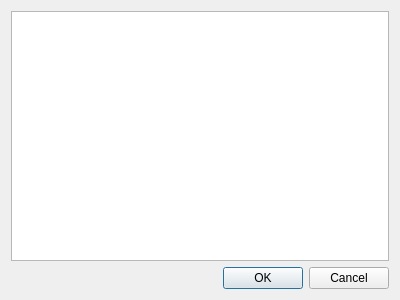
Qt form highlighteditdialog.ui (lysevi/logan) before a commit.
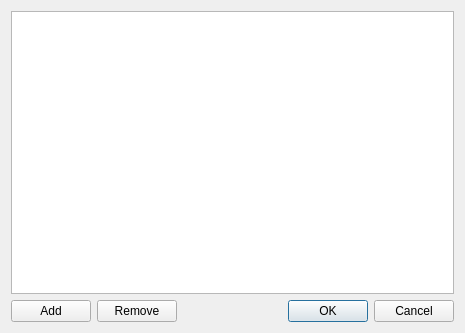
The same form after that commit.

The edit to the form file:
```diff
--- a/highlighteditdialog.ui
+++ b/highlighteditdialog.ui
@@ -6,26 +6,64 @@
    <rect>
     <x>0</x>
     <y>0</y>
-    <width>400</width>
-    <height>300</height>
+    <width>465</width>
+    <height>333</height>
    </rect>
   </property>
   <property name="windowTitle">
    <string>Highlight editor</string>
   </property>
   <layout class="QGridLayout" name="gridLayout">
-   <item row="1" column="0">
-    <widget class="QDialogButtonBox" name="buttonBox">
-     <property name="orientation">
-      <enum>Qt::Horizontal</enum>
-     </property>
-     <property name="standardButtons">
-      <set>QDialogButtonBox::Cancel|QDialogButtonBox::Ok</set>
-     </property>
-    </widget>
-   </item>
    <item row="0" column="0">
-    <widget class="QTableView" name="tableView"/>
+    <widget class="QTableView" name="tableView">
+     <attribute name="horizontalHeaderShowSortIndicator" stdset="0">
+      <bool>false</bool>
+     </attribute>
+     <attribute name="horizontalHeaderStretchLastSection">
+      <bool>true</bool>
+     </attribute>
+    </widget>
+   </item>
+   <item row="1" column="0">
+    <layout class="QHBoxLayout" name="horizontalLayout">
+     <item>
+      <widget class="QPushButton" name="addButton">
+       <property name="text">
+        <string>Add</string>
+       </property>
+      </widget>
+     </item>
+     <item>
+      <widget class="QPushButton" name="removeBtn">
+       <property name="text">
+        <string>Remove</string>
+       </property>
+      </widget>
+     </item>
+     <item>
+      <spacer name="horizontalSpacer">
+       <property name="orientation">
+        <enum>Qt::Horizontal</enum>
+       </property>
+       <property name="sizeHint" stdset="0">
+        <size>
+         <width>40</width>
+         <height>20</height>
+        </size>
+       </property>
+      </spacer>
+     </item>
+     <item>
+      <widget class="QDialogButtonBox" name="buttonBox">
+       <property name="orientation">
+        <enum>Qt::Horizontal</enum>
+       </property>
+       <property name="standardButtons">
+        <set>QDialogButtonBox::Cancel|QDialogButtonBox::Ok</set>
+       </property>
+      </widget>
+     </item>
+    </layout>
    </item>
   </layout>
  </widget>
```
Left out of the diff: 48 changed lines with no effect on the pictures.
